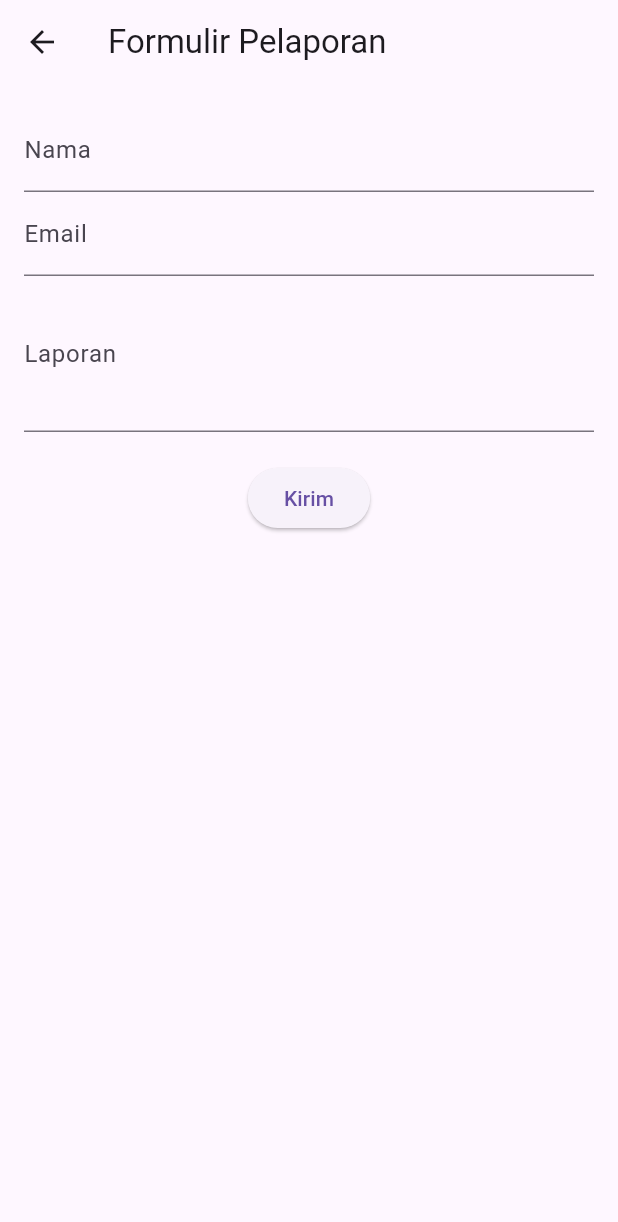
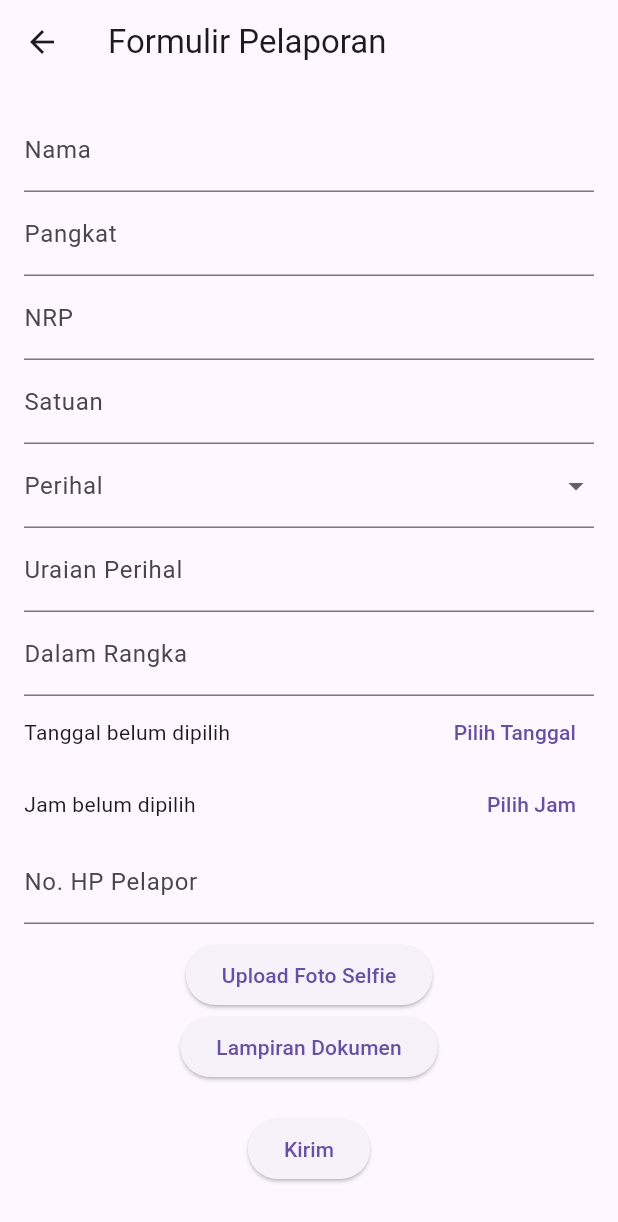
Before and after one commit to madansky/pelayanan, a Flutter app: the FormScreen screen opened directly, on a phone screen of 412 x 824 dp. Shown: the top 1222 px of the screen. Run offline on Flutter 3.47's test engine with Material 3 defaults, Android fonts, the phone set to English and light mode, and no system bars; our stand-ins replace cloud_firestore, file_picker, firebase_core, image_picker; accounts and stored records are empty.

Commit message:
Update form_screen.dart

```diff
--- a/lib/screens/form_screen.dart
+++ b/lib/screens/form_screen.dart
@@ -1,5 +1,7 @@
 import 'package:flutter/material.dart';
-import 'package:cloud_firestore/cloud_firestore.dart';
+import 'package:image_picker/image_picker.dart';
+import 'package:file_picker/file_picker.dart';
+import 'dart:io';
 
 class FormScreen extends StatefulWidget {
   @override
@@ -8,21 +10,65 @@ class FormScreen extends StatefulWidget {
 
 class _FormScreenState extends State<FormScreen> {
   final _formKey = GlobalKey<FormState>();
-  String name = '', email = '', report = '';
+  final TextEditingController _uraiPerihalController = TextEditingController();
+
+  String nama = '', pangkat = '', nrp = '', satuan = '', dalamRangka = '', noHp = '';
+  String? perihal;
+  DateTime? tanggal;
+  TimeOfDay? jam;
+  File? selfie;
+  File? lampiran;
+
+  final List<String> perihalOptions = [
+    'Sound System',
+    'Vicon',
+    'Jaringan Internet',
+    'Dukungan Alkom',
+    'Lainnya'
+  ];
+
+  Future<void> _pickDate() async {
+    final picked = await showDatePicker(
+      context: context,
+      firstDate: DateTime(2020),
+      lastDate: DateTime(2100),
+      initialDate: DateTime.now(),
+    );
+    if (picked != null) setState(() => tanggal = picked);
+  }
+
+  Future<void> _pickTime() async {
+    final picked = await showTimePicker(
+      context: context,
+      initialTime: TimeOfDay.now(),
+    );
+    if (picked != null) setState(() => jam = picked);
+  }
+
+  Future<void> _pickSelfie() async {
+    final picked = await ImagePicker().pickImage(source: ImageSource.camera);
+    if (picked != null) setState(() => selfie = File(picked.path));
+  }
+
+  Future<void> _pickLampiran() async {
+    final result = await FilePicker.platform.pickFiles();
+    if (result != null) setState(() => lampiran = File(result.files.first.path!));
+  }
 
   void _submit() async {
-    if (_formKey.currentState!.validate()) {
-      await FirebaseFirestore.instance.collection('reports').add({
-        'name': name,
-        'email': email,
-        'report': report,
-        'timestamp': FieldValue.serverTimestamp(),
-      });
+    if (_formKey.currentState!.validate() &&
+        tanggal != null && jam != null && selfie != null && lampiran != null) {
+
+      // Simpan ke Firebase atau backend di sini
 
       ScaffoldMessenger.of(context).showSnackBar(
         SnackBar(content: Text('Laporan berhasil dikirim')),
       );
       Navigator.pop(context);
+    } else {
+      ScaffoldMessenger.of(context).showSnackBar(
+        SnackBar(content: Text('Harap isi semua field yang wajib')),
+      );
     }
   }
 
@@ -30,32 +76,60 @@ class _FormScreenState extends State<FormScreen> {
   Widget build(BuildContext context) {
     return Scaffold(
       appBar: AppBar(title: Text('Formulir Pelaporan')),
-      body: Padding(
+      body: SingleChildScrollView(
         padding: EdgeInsets.all(16),
         child: Form(
           key: _formKey,
           child: Column(children: [
-            TextFormField(
-              decoration: InputDecoration(labelText: 'Nama'),
-              onChanged: (val) => name = val,
-              validator: (val) => val!.isEmpty ? 'Masukkan nama' : null,
+            _buildTextField(label: 'Nama', onChanged: (val) => nama = val),
+            _buildTextField(label: 'Pangkat', onChanged: (val) => pangkat = val),
+            _buildTextField(label: 'NRP', onChanged: (val) => nrp = val, keyboardType: TextInputType.number),
+            _buildTextField(label: 'Satuan', onChanged: (val) => satuan = val),
+            DropdownButtonFormField<String>(
+              decoration: InputDecoration(labelText: 'Perihal'),
+              value: perihal,
+              items: perihalOptions.map((e) => DropdownMenuItem(value: e, child: Text(e))).toList(),
+              onChanged: (val) => setState(() => perihal = val),
+              validator: (val) => val == null ? 'Pilih perihal' : null,
             ),
             TextFormField(
-              decoration: InputDecoration(labelText: 'Email'),
-              onChanged: (val) => email = val,
-              validator: (val) => val!.isEmpty ? 'Masukkan email' : null,
+              controller: _uraiPerihalController,
+              decoration: InputDecoration(labelText: 'Uraian Perihal'),
+              validator: (val) => val!.isEmpty ? 'Masukkan uraian perihal' : null,
             ),
-            TextFormField(
-              decoration: InputDecoration(labelText: 'Laporan'),
-              maxLines: 3,
-              onChanged: (val) => report = val,
-              validator: (val) => val!.isEmpty ? 'Masukkan laporan' : null,
+            _buildTextField(label: 'Dalam Rangka', onChanged: (val) => dalamRangka = val),
+            Row(
+              children: [
+                Expanded(child: Text(tanggal == null ? 'Tanggal belum dipilih' : 'Tanggal: ${tanggal!.toLocal()}'.split(' ')[0])),
+                TextButton(onPressed: _pickDate, child: Text('Pilih Tanggal')),
+              ],
             ),
+            Row(
+              children: [
+                Expanded(child: Text(jam == null ? 'Jam belum dipilih' : 'Jam: ${jam!.format(context)}')),
+                TextButton(onPressed: _pickTime, child: Text('Pilih Jam')),
+              ],
+            ),
+            _buildTextField(label: 'No. HP Pelapor', onChanged: (val) => noHp = val, keyboardType: TextInputType.phone),
+            SizedBox(height: 10),
+            ElevatedButton(onPressed: _pickSelfie, child: Text('Upload Foto Selfie')),
+            if (selfie != null) Text('Foto selfie terpilih'),
+            ElevatedButton(onPressed: _pickLampiran, child: Text('Lampiran Dokumen')),
+            if (lampiran != null) Text('Dokumen terpilih'),
             SizedBox(height: 20),
-            ElevatedButton(child: Text('Kirim'), onPressed: _submit),
+            ElevatedButton(onPressed: _submit, child: Text('Kirim')),
           ]),
         ),
       ),
     );
   }
+
+  Widget _buildTextField({required String label, required Function(String) onChanged, TextInputType? keyboardType}) {
+    return TextFormField(
+      decoration: InputDecoration(labelText: label),
+      onChanged: onChanged,
+      keyboardType: keyboardType,
+      validator: (val) => val!.isEmpty ? 'Wajib diisi' : null,
+    );
+  }
 }
```
